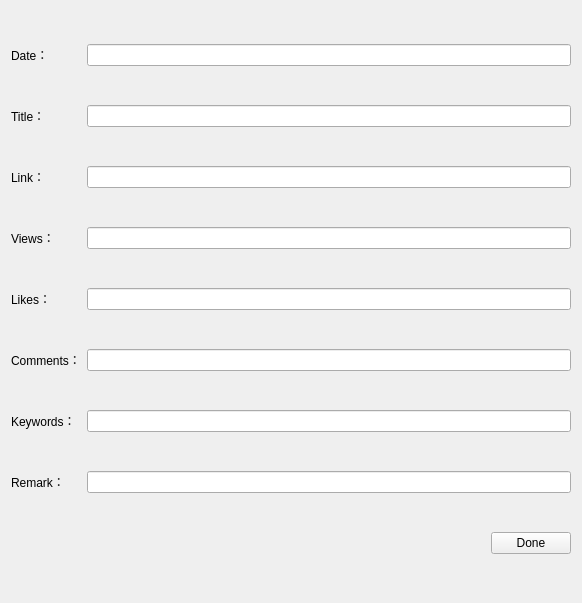
First picture: the form in src/sever/articledata.ui, repository elvisxiaozhi/Auto-Fetch-News-System, before the edit.
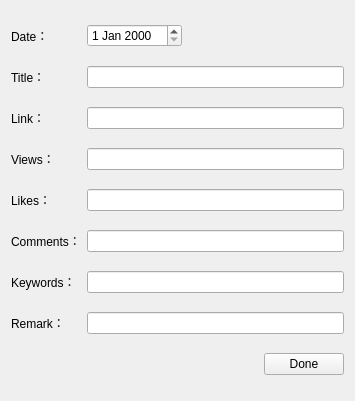
Second picture: the form after the edit.

```diff
--- a/src/sever/articledata.ui
+++ b/src/sever/articledata.ui
@@ -6,8 +6,8 @@
    <rect>
     <x>0</x>
     <y>0</y>
-    <width>582</width>
-    <height>603</height>
+    <width>355</width>
+    <height>401</height>
    </rect>
   </property>
   <property name="windowTitle">
@@ -30,7 +30,20 @@
       </widget>
      </item>
      <item>
-      <widget class="QLineEdit" name="dateEdit"/>
+      <widget class="QDateEdit" name="dateEdit"/>
+     </item>
+     <item>
+      <spacer name="horizontalSpacer_2">
+       <property name="orientation">
+        <enum>Qt::Horizontal</enum>
+       </property>
+       <property name="sizeHint" stdset="0">
+        <size>
+         <width>40</width>
+         <height>20</height>
+        </size>
+       </property>
+      </spacer>
      </item>
     </layout>
    </item>
```
